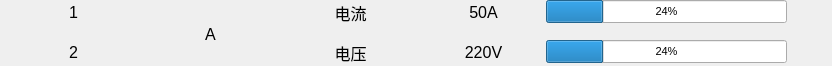
ChinaClever/BusBar-Qt, file setting/setline/setlineitem.ui: the form before one commit.
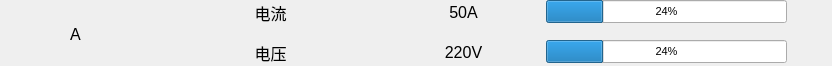
The form after the commit. Custom widgets are drawn as their Qt base class.

```diff
--- a/setting/setline/setlineitem.ui
+++ b/setting/setline/setlineitem.ui
@@ -21,7 +21,7 @@
   <widget class="QLabel" name="curLab">
    <property name="geometry">
     <rect>
-     <x>420</x>
+     <x>400</x>
      <y>0</y>
      <width>127</width>
      <height>25</height>
@@ -42,30 +42,6 @@
     <set>Qt::AlignCenter</set>
    </property>
   </widget>
-  <widget class="QLabel" name="label_2">
-   <property name="geometry">
-    <rect>
-     <x>8</x>
-     <y>40</y>
-     <width>131</width>
-     <height>25</height>
-    </rect>
-   </property>
-   <property name="font">
-    <font>
-     <pointsize>12</pointsize>
-    </font>
-   </property>
-   <property name="styleSheet">
-    <string notr="true"/>
-   </property>
-   <property name="text">
-    <string>2</string>
-   </property>
-   <property name="alignment">
-    <set>Qt::AlignCenter</set>
-   </property>
-  </widget>
   <widget class="MyProgressBar" name="curBar">
    <property name="geometry">
     <rect>
@@ -98,7 +74,7 @@
   <widget class="QLabel" name="label_14">
    <property name="geometry">
     <rect>
-     <x>270</x>
+     <x>190</x>
      <y>40</y>
      <width>161</width>
      <height>25</height>
@@ -119,36 +95,12 @@
     <set>Qt::AlignCenter</set>
    </property>
   </widget>
-  <widget class="QLabel" name="label_1">
-   <property name="geometry">
-    <rect>
-     <x>8</x>
-     <y>0</y>
-     <width>131</width>
-     <height>25</height>
-    </rect>
-   </property>
-   <property name="font">
-    <font>
-     <pointsize>12</pointsize>
-    </font>
-   </property>
-   <property name="styleSheet">
-    <string notr="true"/>
-   </property>
-   <property name="text">
-    <string>1</string>
-   </property>
-   <property name="alignment">
-    <set>Qt::AlignCenter</set>
-   </property>
-  </widget>
   <widget class="QLabel" name="nameLab">
    <property name="geometry">
     <rect>
-     <x>130</x>
+     <x>0</x>
      <y>4</y>
-     <width>161</width>
+     <width>151</width>
      <height>61</height>
     </rect>
    </property>
@@ -170,7 +122,7 @@
   <widget class="QLabel" name="label_11">
    <property name="geometry">
     <rect>
-     <x>270</x>
+     <x>190</x>
      <y>0</y>
      <width>161</width>
      <height>25</height>
@@ -194,7 +146,7 @@
   <widget class="QLabel" name="volLab">
    <property name="geometry">
     <rect>
-     <x>420</x>
+     <x>400</x>
      <y>40</y>
      <width>127</width>
      <height>25</height>
```
